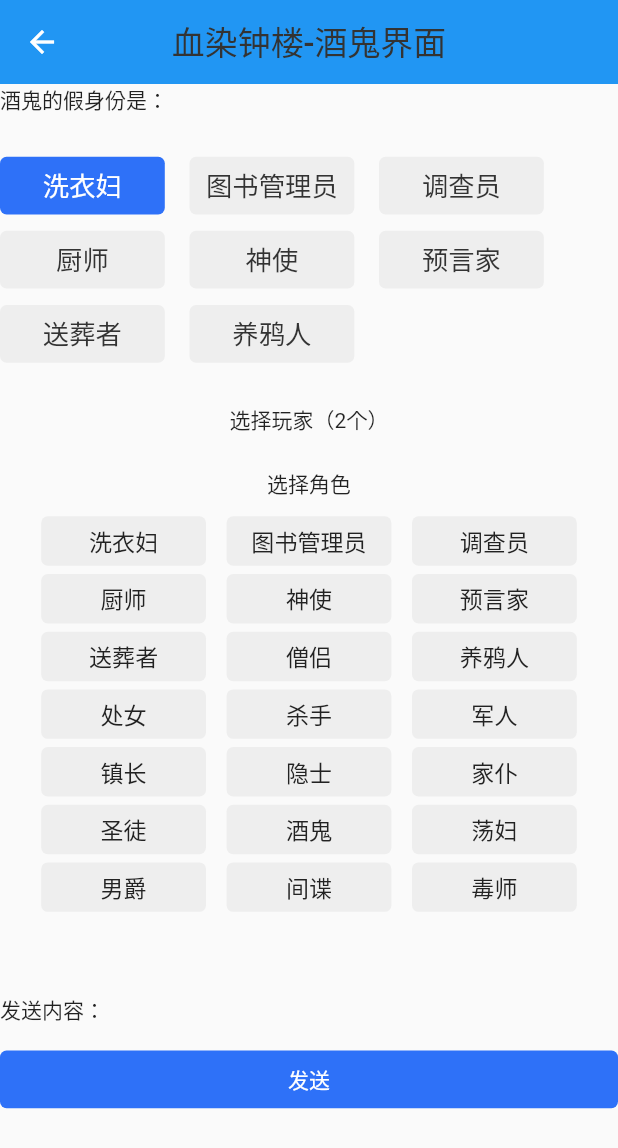
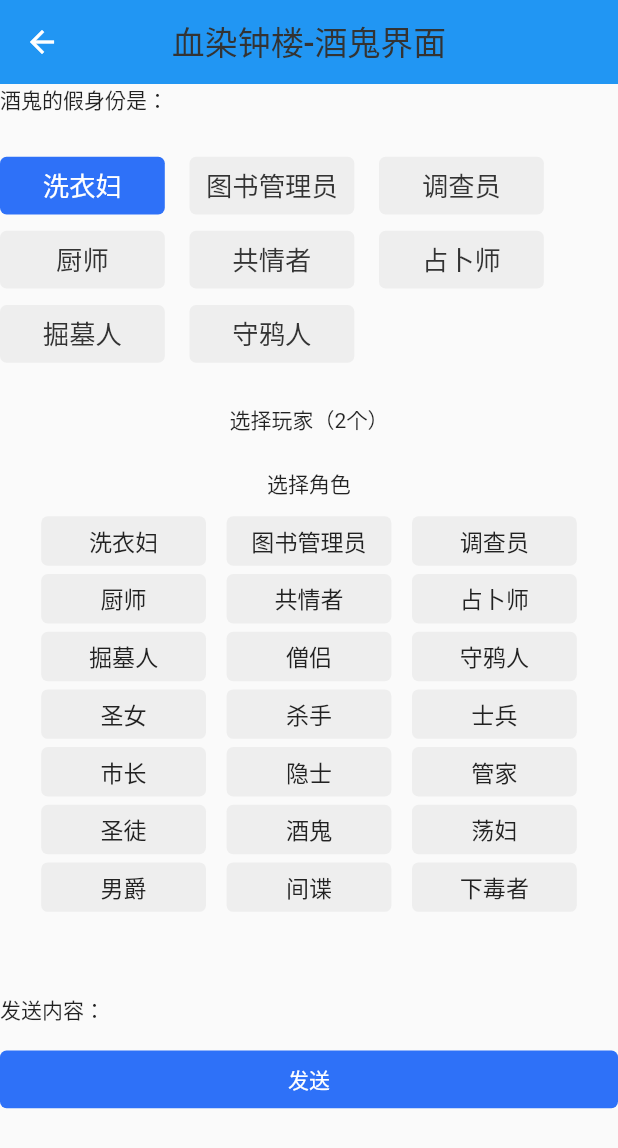
Before and after one commit to shaonianahua/xrzl, a Flutter app: the JiuguiWidget screen opened directly, after a tap on "洗衣妇", on a phone screen of 412 x 824 dp. Shown: the top 1148 px of the screen. Run offline on Flutter 3.47's test engine with Material 3 defaults, Android fonts, the phone set to English and light mode, and no system bars; our stand-ins replace bot_toast, dio, flutter_screenutil, get.

Commit message:
7/2 角色名称修改

```diff
--- a/lib/banbenyi/controller/index_controller.dart
+++ b/lib/banbenyi/controller/index_controller.dart
@@ -35,15 +35,15 @@ class IndexController extends GetxController {
       "isSelect": false,
     },
     5: {
-      "name": "神使",
+      "name": "共情者",
       "isSelect": false,
     },
     6: {
-      "name": "预言家",
+      "name": "占卜师",
       "isSelect": false,
     },
     7: {
-      "name": "送葬者",
+      "name": "掘墓人",
       "isSelect": false,
     },
     8: {
@@ -51,11 +51,11 @@ class IndexController extends GetxController {
       "isSelect": false,
     },
     9: {
-      "name": "养鸦人",
+      "name": "守鸦人",
       "isSelect": false,
     },
     10: {
-      "name": "处女",
+      "name": "圣女",
       "isSelect": false,
     },
     11: {
@@ -63,11 +63,11 @@ class IndexController extends GetxController {
       "isSelect": false,
     },
     12: {
-      "name": "军人",
+      "name": "士兵",
       "isSelect": false,
     },
     13: {
-      "name": "镇长",
+      "name": "市长",
       "isSelect": false,
     },
     14: {
@@ -75,7 +75,7 @@ class IndexController extends GetxController {
       "isSelect": false,
     },
     15: {
-      "name": "家仆",
+      "name": "管家",
       "isSelect": false,
     },
     16: {
@@ -99,7 +99,7 @@ class IndexController extends GetxController {
       "isSelect": false,
     },
     21: {
-      "name": "毒师",
+      "name": "下毒者",
       "isSelect": false,
     },
     22: {
@@ -127,7 +127,7 @@ class IndexController extends GetxController {
     }
     //再更新玩家信息
     if (roleId == 6) {
-      //预言家设置宿敌
+      //占卜师设置宿敌
       if (lastEnemyName != "") {
         peopleMap[lastEnemyName]?['enemy'] = false;
       }
--- a/lib/banbenyi/page/jiugui_page.dart
+++ b/lib/banbenyi/page/jiugui_page.dart
@@ -36,7 +36,7 @@ class _JiuguiWidgetState extends State<JiuguiWidget> {
       // 厨师
       str = "你得知了有$num对邪恶玩家相邻";
     } else if (roleId == 5 && num != -1) {
-      //神使
+      //共情者
       str = "你得知了有$num个邪恶玩家与自己相邻";
     } else if ((roleId == 1 || roleId == 2 || roleId == 3) &&
         name1 != "" &&
@@ -45,13 +45,13 @@ class _JiuguiWidgetState extends State<JiuguiWidget> {
       //洗衣妇 图书管理员 调查员
       str = "你得知了$name1和$name2中存在${XConfig.roleMap[role]}";
     } else if (roleId == 6 && name1 != "" && name2 != "") {
-      //预言家
+      //占卜师
       str = "你得知了$name1和$name2中${have ? "存在" : "不存在"}恶魔";
     } else if (roleId == 7 && role != 0) {
-      //送葬者
+      //掘墓人
       str = "你得知了他是${XConfig.roleMap[role]}";
     } else if (roleId == 9 && name != "" && role != 0) {
-      //养鸦人
+      //守鸦人
       str = "你查验了$name得知了他${XConfig.roleMap[role]}";
     }
     return str;
@@ -98,7 +98,7 @@ class _JiuguiWidgetState extends State<JiuguiWidget> {
           SizedBox(
             height: 50.w,
           ),
-          if (roleId == 4 || roleId == 5) //厨师或者神使 给他个数字
+          if (roleId == 4 || roleId == 5) //厨师或者共情者 给他个数字
             Wrap(
               spacing: 30.w,
               runSpacing: 20.w,
--- a/lib/banbenyi/page/night_page.dart
+++ b/lib/banbenyi/page/night_page.dart
@@ -6,17 +6,17 @@ import 'package:xrzl/banbenyi/page/jiugui_page.dart';
 import 'package:xrzl/banbenyi/widget/chushi_widget.dart';
 import 'package:xrzl/banbenyi/widget/dangfu_widget.dart';
 import 'package:xrzl/banbenyi/widget/diaocha_widget.dart';
-import 'package:xrzl/banbenyi/widget/dushi_widget.dart';
+import 'package:xrzl/banbenyi/widget/xiadu_widget.dart';
 import 'package:xrzl/banbenyi/widget/emo_widget.dart';
 import 'package:xrzl/banbenyi/widget/guanjia_widget.dart';
 import 'package:xrzl/banbenyi/widget/jiandie_widget.dart';
 import 'package:xrzl/banbenyi/widget/juemu_widget.dart';
 import 'package:xrzl/banbenyi/widget/senglv_widget.dart';
-import 'package:xrzl/banbenyi/widget/shenshi_widget.dart';
+import 'package:xrzl/banbenyi/widget/gongqing_widget.dart';
 import 'package:xrzl/banbenyi/widget/shouya_widget.dart';
 import 'package:xrzl/banbenyi/widget/tushuyuan_widget.dart';
 import 'package:xrzl/banbenyi/widget/xiyifu_widget.dart';
-import 'package:xrzl/banbenyi/widget/yuyan_widget.dart';
+import 'package:xrzl/banbenyi/widget/zhanbu_widget.dart';
 import 'package:xrzl/common/widget/xwidget.dart';
 import 'info_page.dart';
 
@@ -38,13 +38,13 @@ class _NightPageState extends State<NightPage> {
   }
 
   Map<int, Widget> flowList = {
-    21: const DushiWidget(), //毒师
+    21: const XiaduzheWidget(), //下毒者
     1: const XiyifuWidget(), //洗衣妇
     2: const TushuyuanWidget(), //图书管理员
     3: const DiaochaWidget(), //调查员
     4: const ChushiWidget(), //厨师
-    5: const ShenshiWidget(), //神使
-    6: const YuyanWidget(), //预言家
+    5: const GongqingWidget(), //共情者
+    6: const ZhanbuWidget(), //占卜师
     15: const GuanjiaWidget(), //管家
     20: const JiandieWidget(), //间谍
     8: const SenglvWidget(), //僧侣
@@ -58,7 +58,7 @@ class _NightPageState extends State<NightPage> {
   Widget build(BuildContext context) {
     return Scaffold(
         appBar: XWidget.myAppbar("血染钟楼-夜晚", true, context),
-        body: Column(
+        body: ListView(
           children: [
             Obx(() {
               return userName();
--- a/lib/banbenyi/page/role_page.dart
+++ b/lib/banbenyi/page/role_page.dart
@@ -288,7 +288,7 @@ class _RoleIndexState extends State<RoleIndex> {
                         SizedBox(
                           height: 20.w,
                         ),
-                        //预言家配置
+                        //占卜师配置
                         if (roleId == 6) const Text("宿敌："),
                         if (roleId == 6)
                           SizedBox(
@@ -368,7 +368,7 @@ class _RoleIndexState extends State<RoleIndex> {
     return widgetList;
   }
 
-  //选择宿敌列表（预言家）
+  //选择宿敌列表（占卜师）
   List<Widget> enemyWidgetList(String name, StateSetter state) {
     List<Widget> widgetList = [];
     indexController.peopleMap.forEach((key, value) {
--- a/lib/banbenyi/widget/shenshi_widget.dart
+++ b/lib/banbenyi/widget/gongqing_widget.dart
@@ -4,15 +4,15 @@ import 'package:get/get.dart';
 import 'package:xrzl/banbenyi/controller/index_controller.dart';
 import 'package:xrzl/common/widget/xwidget.dart';
 
-//神使组件
-class ShenshiWidget extends StatefulWidget {
-  const ShenshiWidget({super.key});
+//共情者组件
+class GongqingWidget extends StatefulWidget {
+  const GongqingWidget({super.key});
 
   @override
-  State<ShenshiWidget> createState() => _ShenshiWidgetState();
+  State<GongqingWidget> createState() => _GongqingWidgetState();
 }
 
-class _ShenshiWidgetState extends State<ShenshiWidget> {
+class _GongqingWidgetState extends State<GongqingWidget> {
   late IndexController indexController;
   int num = -1;
   int roleId = 5;
@@ -65,8 +65,8 @@ class _ShenshiWidgetState extends State<ShenshiWidget> {
           indexController.roleMap[roleId]['isSelect'] &&
                   !(indexController.roleMap[roleId]['false'] ?? false) &&
                   !indexController.roleDieList.contains(roleId)
-              ? "神使操作：告知有多少个邪恶阵营玩家与你相邻"
-              : "神使操作：本场并无神使或神使已死亡 请表演：神使请睁眼，一共有这么多邪恶玩家与你相邻 神使请闭眼",
+              ? "共情者操作：告知有多少个邪恶阵营玩家与你相邻"
+              : "共情者操作：本场并无共情者或共情者已死亡 请表演：共情者请睁眼，一共有这么多邪恶玩家与你相邻 共情者请闭眼",
           style: TextStyle(fontSize: 33.sp),
         ),
         SizedBox(
@@ -90,7 +90,7 @@ class _ShenshiWidgetState extends State<ShenshiWidget> {
                   !(indexController.roleMap[roleId]['false'] ?? false) &&
                   num != -1 &&
                   !indexController.roleDieList.contains(roleId)) {
-                indexController.journal("神使得知了有$num个邪恶玩家与自己相邻");
+                indexController.journal("共情者得知了有$num个邪恶玩家与自己相邻");
                 indexController.sendPlayerInfo("你得知了有$num个邪恶玩家与自己相邻",
                     roleId: roleId);
                 indexController.nextStep();
--- a/lib/banbenyi/widget/shouya_widget.dart
+++ b/lib/banbenyi/widget/shouya_widget.dart
@@ -5,7 +5,7 @@ import 'package:xrzl/banbenyi/controller/index_controller.dart';
 import 'package:xrzl/common/widget/xconfig.dart';
 import 'package:xrzl/common/widget/xwidget.dart';
 
-//养鸦人组件
+//守鸦人组件
 class ShouyaWidget extends StatefulWidget {
   const ShouyaWidget({super.key});
 
@@ -110,8 +110,8 @@ class _ShouyaWidgetState extends State<ShouyaWidget> {
         Text(
           indexController.roleMap[roleId]['isSelect'] &&
                   !(indexController.roleMap[roleId]['false'] ?? false)
-              ? "养鸦人操作：如果死了 可以查一个人身份 只能查一次 如果中毒了可能会查到假身份"
-              : "养鸦人操作：本场并无养鸦人 请表演：养鸦人请睁眼，你今晚的状态是这个 养鸦人请闭眼",
+              ? "守鸦人操作：如果死了 可以查一个人身份 只能查一次 如果中毒了可能会查到假身份"
+              : "守鸦人操作：本场并无守鸦人 请表演：守鸦人请睁眼，你今晚的状态是这个 守鸦人请闭眼",
           style: TextStyle(fontSize: 33.sp),
         ),
         SizedBox(
@@ -148,7 +148,7 @@ class _ShouyaWidgetState extends State<ShouyaWidget> {
                   name != "" &&
                   role != 0) {
                 indexController
-                    .journal("养鸦人选择查验了$name得知了他是${XConfig.roleMap[role]}");
+                    .journal("守鸦人选择查验了$name得知了他是${XConfig.roleMap[role]}");
                 indexController.sendPlayerInfo(
                     "你查验了$name得知了他是${XConfig.roleMap[role]}",
                     roleId: roleId);
--- a/lib/banbenyi/widget/yuyan_widget.dart
+++ b/lib/banbenyi/widget/zhanbu_widget.dart
@@ -4,15 +4,15 @@ import 'package:get/get.dart';
 import 'package:xrzl/banbenyi/controller/index_controller.dart';
 import 'package:xrzl/common/widget/xwidget.dart';
 
-//预言家组件
-class YuyanWidget extends StatefulWidget {
-  const YuyanWidget({super.key});
+//占卜师组件
+class ZhanbuWidget extends StatefulWidget {
+  const ZhanbuWidget({super.key});
 
   @override
-  State<YuyanWidget> createState() => _YuyanWidgetState();
+  State<ZhanbuWidget> createState() => _ZhanbuWidgetState();
 }
 
-class _YuyanWidgetState extends State<YuyanWidget> {
+class _ZhanbuWidgetState extends State<ZhanbuWidget> {
   late IndexController indexController;
   String name1 = "";
   String name2 = "";
@@ -123,8 +123,8 @@ class _YuyanWidgetState extends State<YuyanWidget> {
           indexController.roleMap[roleId]['isSelect'] &&
                   !(indexController.roleMap[roleId]['false'] ?? false) &&
                   !indexController.roleDieList.contains(roleId)
-              ? "预言家操作：预言家自己选择两个人告知是否存在恶魔"
-              : "预言家操作：本场并无预言家或预言家已死亡 请表演：预言家请睁眼，请选择查验的人 他与她之中的恶魔数量是这个 预言家请闭眼",
+              ? "占卜师操作：占卜师自己选择两个人告知是否存在恶魔"
+              : "占卜师操作：本场并无占卜师或占卜师已死亡 请表演：占卜师请睁眼，请选择查验的人 他与她之中的恶魔数量是这个 占卜师请闭眼",
           style: TextStyle(fontSize: 33.sp),
         ),
         SizedBox(
@@ -162,7 +162,7 @@ class _YuyanWidgetState extends State<YuyanWidget> {
                   name2 != "" &&
                   !indexController.roleDieList.contains(roleId)) {
                 indexController
-                    .journal("预言家得知了$name1和$name2中${have ? "存在" : "不存在"}恶魔");
+                    .journal("占卜师得知了$name1和$name2中${have ? "存在" : "不存在"}恶魔");
                 indexController.sendPlayerInfo(
                     "你得知了$name1和$name2中${have ? "存在" : "不存在"}恶魔",
                     roleId: roleId);
--- a/lib/common/widget/xconfig.dart
+++ b/lib/common/widget/xconfig.dart
@@ -18,23 +18,23 @@ class XConfig {
     2: "图书管理员",
     3: "调查员",
     4: "厨师",
-    5: "神使",
-    6: "预言家",
-    7: "送葬者",
+    5: "共情者",
+    6: "占卜师",
+    7: "掘墓人",
     8: "僧侣",
-    9: "养鸦人",
-    10: "处女",
+    9: "守鸦人",
+    10: "圣女",
     11: "杀手",
-    12: "军人",
-    13: "镇长",
+    12: "士兵",
+    13: "市长",
     14: "隐士",
-    15: "家仆",
+    15: "管家",
     16: "圣徒",
     17: "酒鬼",
     18: "荡妇",
     19: "男爵",
     20: "间谍",
-    21: "毒师",
+    21: "下毒者",
     22: "恶魔",
   };
 
```
Also changed, not shown: lib/banbenyi/widget/xiadu_widget.dart (renamed from lib/banbenyi/widget/dushi_widget.dart, +8 -8 lines), 1 other file.
